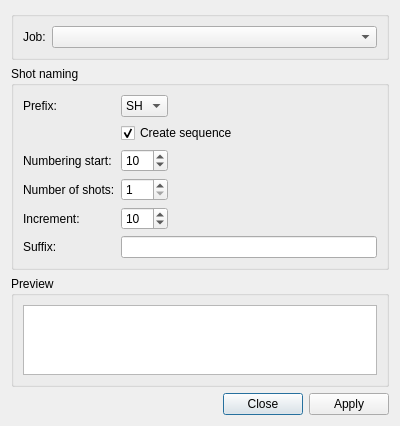
Above: core/ui/shot_creator_ui.ui from mjbonnington/icarus-gps before the change. Below: the same form after it.
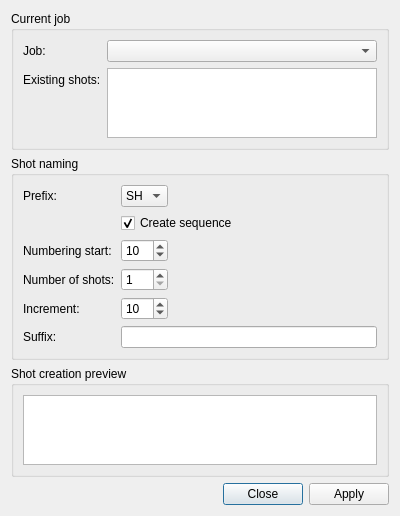
That is the form after the change.

Commit message: Shot creator now generates empty shotData.xml file. Cleaned up redundant scripts, icons, etc.

What changed in the file:
```diff
--- a/core/ui/shot_creator_ui.ui
+++ b/core/ui/shot_creator_ui.ui
@@ -7,7 +7,7 @@
     <x>0</x>
     <y>0</y>
     <width>400</width>
-    <height>400</height>
+    <height>485</height>
    </rect>
   </property>
   <property name="windowTitle">
@@ -20,10 +20,10 @@
    <item>
     <widget class="QGroupBox" name="job_groupBox">
      <property name="title">
-      <string/>
+      <string>Current job</string>
      </property>
-     <layout class="QHBoxLayout" name="horizontalLayout">
-      <item>
+     <layout class="QFormLayout" name="formLayout">
+      <item row="0" column="0">
        <widget class="QLabel" name="job_label">
         <property name="sizePolicy">
          <sizepolicy hsizetype="Maximum" vsizetype="Preferred">
@@ -36,13 +36,27 @@
         </property>
        </widget>
       </item>
-      <item>
+      <item row="0" column="1">
        <widget class="QComboBox" name="job_comboBox">
         <property name="editable">
          <bool>false</bool>
         </property>
        </widget>
       </item>
+      <item row="1" column="1">
+       <widget class="QPlainTextEdit" name="shots_plainTextEdit">
+        <property name="readOnly">
+         <bool>true</bool>
+        </property>
+       </widget>
+      </item>
+      <item row="1" column="0">
+       <widget class="QLabel" name="label">
+        <property name="text">
+         <string>Existing shots:</string>
+        </property>
+       </widget>
+      </item>
      </layout>
     </widget>
    </item>
@@ -169,7 +183,7 @@
    <item>
     <widget class="QGroupBox" name="shotPreview_groupBox">
      <property name="title">
-      <string>Preview</string>
+      <string>Shot creation preview</string>
      </property>
      <layout class="QVBoxLayout" name="verticalLayout_2">
       <item>
```
Left out of the diff: 2 changed lines with no effect on the pictures. The commit also changes 47 other files.
